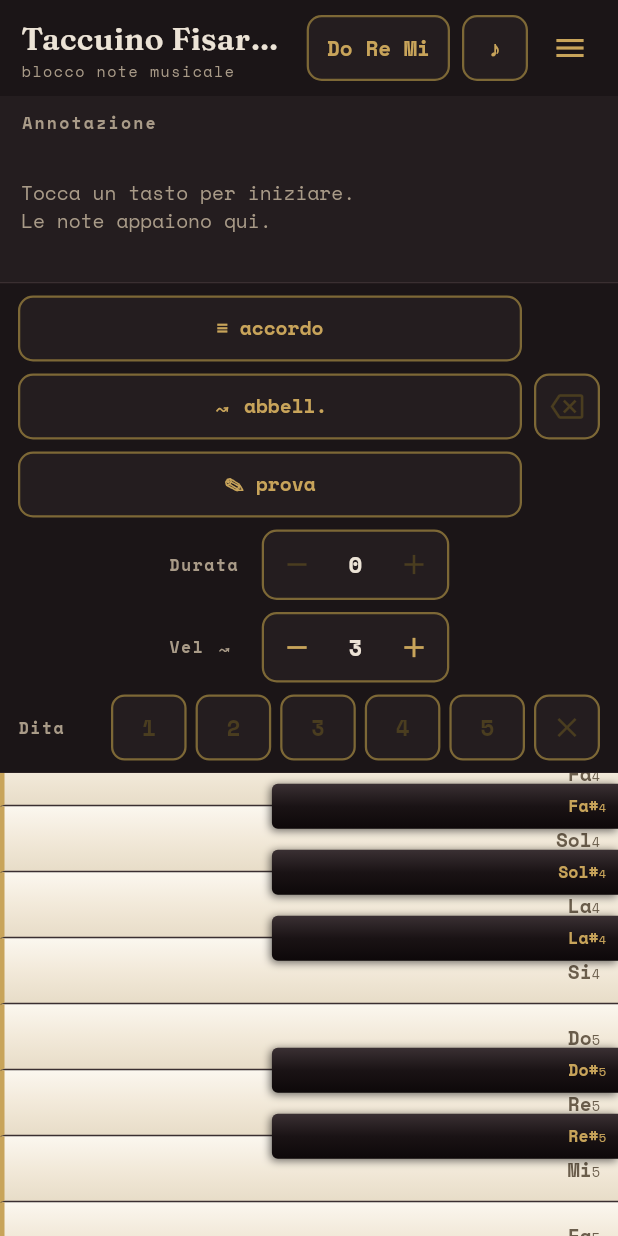
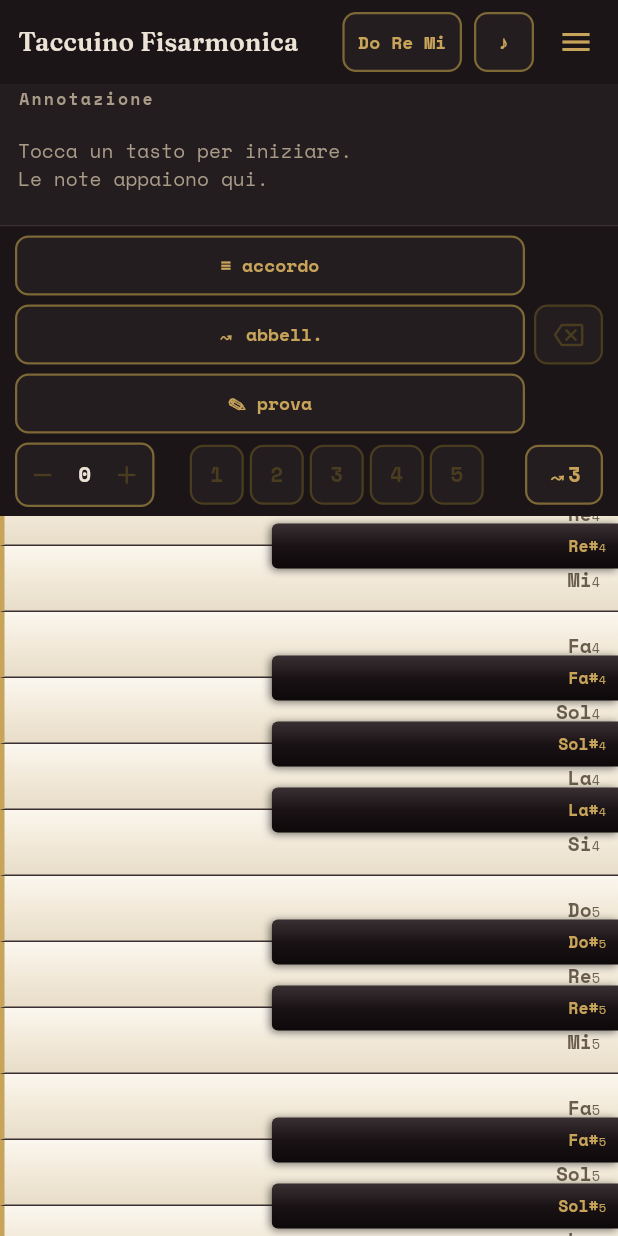
Before and after one commit to ianes1978/Taccuino-Fisarmonica, a Flutter app: the screen it shows after launch, on a phone screen of 412 x 824 dp. Run offline on Flutter 3.47's test engine with Material 3 defaults, Android fonts, the phone set to English and light mode, and no system bars; our stand-ins replace file_picker, google_fonts, pdf, printing, shared_preferences, web; missing offline and left inert: file_saver, flutter_soloud.

Commit message:
UI compatta: zona comandi su due righe, più spazio alla tastiera
- Barra controlli: riga 1 modalità (accordo/abbell./prova) + cancella;
  riga 2 durata (- n +), dita 1..5 (ri-tocco = toglie, via il pulsante X)
  e chip di velocità che cicla 1..5 con un tocco.
- Header ridotto (senza sottotitolo, toggle più piccoli).
- Striscia annotazione più bassa (68px) con pulsanti compatti.

Co-Authored-By: Claude Opus 4.8 <noreply@anthropic.com>
Claude-Session: https://claude.ai/code/session_01Uho1DnpavT3qTZ87eVMS1t

```diff
--- a/lib/screens/home_screen.dart
+++ b/lib/screens/home_screen.dart
@@ -51,24 +51,14 @@ class _Header extends StatelessWidget {
   Widget build(BuildContext context) {
     return Container(
       color: Palette.bg,
-      padding: const EdgeInsets.fromLTRB(14, 8, 8, 8),
+      padding: const EdgeInsets.fromLTRB(12, 4, 4, 4),
       child: Row(
         children: [
           Expanded(
-            child: Column(
-              crossAxisAlignment: CrossAxisAlignment.start,
-              mainAxisSize: MainAxisSize.min,
-              children: [
-                Text('Taccuino Fisarmonica',
-                    maxLines: 1,
-                    overflow: TextOverflow.ellipsis,
-                    style: display(size: 21, weight: FontWeight.w600)),
-                Text('blocco note musicale',
-                    maxLines: 1,
-                    overflow: TextOverflow.ellipsis,
-                    style: mono(size: 10, color: Palette.muted, spacing: 1)),
-              ],
-            ),
+            child: Text('Taccuino Fisarmonica',
+                maxLines: 1,
+                overflow: TextOverflow.ellipsis,
+                style: display(size: 17, weight: FontWeight.w600)),
           ),
           _HeaderToggle(
             label: state.italian ? 'Do Re Mi' : 'C D E',
@@ -546,12 +536,12 @@ class _HeaderToggle extends StatelessWidget {
           onTap: onTap,
           borderRadius: BorderRadius.circular(10),
           child: Container(
-            constraints: const BoxConstraints(minWidth: 44, minHeight: 44),
-            padding: const EdgeInsets.symmetric(horizontal: 12),
+            constraints: const BoxConstraints(minWidth: 40, minHeight: 40),
+            padding: const EdgeInsets.symmetric(horizontal: 9),
             alignment: Alignment.center,
             decoration: BoxDecoration(
               color: Palette.panel,
-              borderRadius: BorderRadius.circular(10),
+              borderRadius: BorderRadius.circular(9),
               border: Border.all(
                 color: active ? Palette.brassDim : Palette.brassDeep,
                 width: 1.5,
@@ -560,7 +550,7 @@ class _HeaderToggle extends StatelessWidget {
             child: Text(
               label,
               style: mono(
-                size: 14,
+                size: 12,
                 weight: FontWeight.w700,
                 color: active ? Palette.brass : Palette.muted,
               ),
--- a/lib/state/app_state.dart
+++ b/lib/state/app_state.dart
@@ -107,6 +107,12 @@ class AppState extends ChangeNotifier {
       ornamentSpeed--;
       _commit();
     }
+  }
+
+  /// Cicla la velocità 1 -> 2 -> ... -> 5 -> 1 (per il chip compatto).
+  void cycleOrnamentSpeed() {
+    ornamentSpeed = ornamentSpeed % 5 + 1;
+    _commit();
   }
 
   // --- Voce bersaglio ------------------------------------------------------
--- a/lib/widgets/annotation_strip.dart
+++ b/lib/widgets/annotation_strip.dart
@@ -36,7 +36,7 @@ class AnnotationStrip extends StatelessWidget {
         color: Palette.panel,
         border: Border(bottom: BorderSide(color: Palette.line)),
       ),
-      padding: const EdgeInsets.fromLTRB(14, 10, 8, 10),
+      padding: const EdgeInsets.fromLTRB(12, 2, 4, 6),
       child: Column(
         crossAxisAlignment: CrossAxisAlignment.start,
         mainAxisSize: MainAxisSize.min,
@@ -93,9 +93,9 @@ class AnnotationStrip extends StatelessWidget {
               ],
             ],
           ),
-          const SizedBox(height: 8),
+          const SizedBox(height: 2),
           SizedBox(
-            height: 80,
+            height: 68,
             child: empty
                 ? Align(
                     alignment: Alignment.centerLeft,
@@ -162,12 +162,14 @@ class _HeaderButton extends StatelessWidget {
     return IconButton(
       onPressed: onTap,
       tooltip: tooltip,
+      visualDensity: VisualDensity.compact,
+      padding: const EdgeInsets.all(6),
       icon: Icon(icon,
           size: 20, color: filled ? Palette.bg : Palette.brass),
       style: filled
           ? IconButton.styleFrom(backgroundColor: Palette.brass)
           : null,
-      constraints: const BoxConstraints(minWidth: 44, minHeight: 44),
+      constraints: const BoxConstraints(minWidth: 38, minHeight: 38),
     );
   }
 }
--- a/lib/widgets/control_bar.dart
+++ b/lib/widgets/control_bar.dart
@@ -4,7 +4,9 @@ import 'package:flutter/services.dart';
 import '../state/app_state.dart';
 import '../theme.dart';
 
-/// Barra controlli: modalità (accordo, prova), durata, diteggiatura, cancella.
+/// Barra controlli compatta su due righe:
+///  1) modalità (accordo, abbellimento, prova) + cancella
+///  2) durata (− n +), dita 1..5 (ri-tocco = toglie), velocità ↝ (cicla 1..5)
 class ControlBar extends StatelessWidget {
   final AppState state;
   const ControlBar({super.key, required this.state});
@@ -14,17 +16,16 @@ class ControlBar extends StatelessWidget {
     final hasTarget = state.targetEntry != null;
     return Container(
       color: Palette.bg,
-      padding: const EdgeInsets.symmetric(horizontal: 12, vertical: 8),
+      padding: const EdgeInsets.symmetric(horizontal: 10, vertical: 6),
       child: Column(
         mainAxisSize: MainAxisSize.min,
         children: [
-          // Riga modalità
           Row(
             children: [
               Expanded(
                 child: Wrap(
-                  spacing: 8,
-                  runSpacing: 8,
+                  spacing: 6,
+                  runSpacing: 6,
                   children: [
                     _ToggleChip(
                       label: '≡ accordo',
@@ -53,66 +54,90 @@ class ControlBar extends StatelessWidget {
                   ],
                 ),
               ),
-              const SizedBox(width: 8),
-              _IconAction(
-                icon: Icons.backspace_outlined,
+              const SizedBox(width: 6),
+              _SquareBtn(
+                width: 46,
                 tooltip: 'Cancella voce',
                 enabled: hasTarget,
                 onTap: () {
                   HapticFeedback.mediumImpact();
                   state.deleteTarget();
                 },
+                child: Icon(Icons.backspace_outlined,
+                    size: 20,
+                    color: hasTarget ? Palette.brass : Palette.brassDeep),
               ),
             ],
           ),
-          const SizedBox(height: 8),
-          // Riga durata + velocità abbellimento
-          Wrap(
-            spacing: 16,
-            runSpacing: 8,
-            crossAxisAlignment: WrapCrossAlignment.center,
-            children: [
-              Row(mainAxisSize: MainAxisSize.min, children: [
-                _GroupLabel('Durata'),
-                const SizedBox(width: 8),
-                _DurationGroup(state: state, enabled: hasTarget),
-              ]),
-              Row(mainAxisSize: MainAxisSize.min, children: [
-                _GroupLabel('Vel ↝'),
-                const SizedBox(width: 8),
-                _SpeedGroup(state: state),
-              ]),
-            ],
-          ),
-          const SizedBox(height: 8),
-          // Riga diteggiatura
+          const SizedBox(height: 6),
           Row(
             children: [
-              _GroupLabel('Dita'),
-              const SizedBox(width: 8),
-              Expanded(child: _FingerGroup(state: state, enabled: hasTarget)),
+              // Durata: − n +
+              _StepperGroup(
+                value: state.targetEntry?.len ?? 0,
+                enabled: hasTarget,
+                min: 0,
+                max: 8,
+                decTooltip: 'Meno durata',
+                incTooltip: 'Più durata',
+                onDec: () {
+                  HapticFeedback.lightImpact();
+                  state.decLen();
+                },
+                onInc: () {
+                  HapticFeedback.lightImpact();
+                  state.incLen();
+                },
+              ),
+              const Spacer(),
+              // Dita 1..5: ri-toccare il dito attivo lo toglie.
+              for (var f = 1; f <= 5; f++)
+                Padding(
+                  padding: const EdgeInsets.only(right: 4),
+                  child: _SquareBtn(
+                    width: 36,
+                    tooltip: 'Dito $f',
+                    enabled: hasTarget,
+                    active: state.currentFinger == f,
+                    onTap: () {
+                      HapticFeedback.lightImpact();
+                      if (state.currentFinger == f) {
+                        state.clearFinger();
+                      } else {
+                        state.setFinger(f);
+                      }
+                    },
+                    child: Text(
+                      '$f',
+                      style: mono(
+                        size: 14,
+                        weight: FontWeight.w700,
+                        color: state.currentFinger == f
+                            ? Palette.bg
+                            : (hasTarget ? Palette.brass : Palette.brassDeep),
+                      ),
+                    ),
+                  ),
+                ),
+              const Spacer(),
+              // Velocità abbellimenti: un chip che cicla 1..5.
+              _SquareBtn(
+                width: 52,
+                tooltip: 'Velocità abbellimenti (1..5)',
+                enabled: true,
+                onTap: () {
+                  HapticFeedback.selectionClick();
+                  state.cycleOrnamentSpeed();
+                },
+                child: Text(
+                  '↝${state.ornamentSpeed}',
+                  style: mono(
+                      size: 14, weight: FontWeight.w700, color: Palette.brass),
+                ),
+              ),
             ],
           ),
         ],
-      ),
-    );
-  }
-}
-
-class _GroupLabel extends StatelessWidget {
-  final String text;
-  const _GroupLabel(this.text);
-  @override
-  Widget build(BuildContext context) {
-    return SizedBox(
-      width: 54,
-      child: Text(
-        text,
-        style: mono(
-            size: 11,
-            color: Palette.muted,
-            weight: FontWeight.w700,
-            spacing: 1),
       ),
     );
   }
@@ -132,21 +157,21 @@ class _ToggleChip extends StatelessWidget {
       toggled: active,
       child: InkWell(
         onTap: onTap,
-        borderRadius: BorderRadius.circular(10),
+        borderRadius: BorderRadius.circular(9),
         child: Container(
-          constraints: const BoxConstraints(minHeight: 44),
-          padding: const EdgeInsets.symmetric(horizontal: 12),
+          constraints: const BoxConstraints(minHeight: 40),
+          padding: const EdgeInsets.symmetric(horizontal: 10),
           alignment: Alignment.center,
           decoration: BoxDecoration(
             color: active ? Palette.brass : Palette.panel,
-            borderRadius: BorderRadius.circular(10),
+            borderRadius: BorderRadius.circular(9),
             border: Border.all(
                 color: active ? Palette.brass : Palette.brassDim, width: 1.5),
           ),
           child: Text(
             label,
             style: mono(
-              size: 13,
+              size: 12,
               weight: FontWeight.w700,
               color: active ? Palette.bg : Palette.brass,
             ),
@@ -157,221 +182,112 @@ class _ToggleChip extends StatelessWidget {
   }
 }
 
-class _DurationGroup extends StatelessWidget {
-  final AppState state;
+/// Pulsante quadrato compatto (40 px di altezza).
+class _SquareBtn extends StatelessWidget {
+  final double width;
+  final String tooltip;
   final bool enabled;
-  const _DurationGroup({required this.state, required this.enabled});
-
-  @override
-  Widget build(BuildContext context) {
-    final len = state.targetEntry?.len ?? 0;
-    return Container(
-      decoration: BoxDecoration(
-        color: Palette.panel,
-        borderRadius: BorderRadius.circular(10),
-        border: Border.all(color: Palette.brassDim, width: 1.5),
-      ),
-      child: Row(
-        mainAxisSize: MainAxisSize.min,
-        children: [
-          _IconAction(
-            icon: Icons.remove,
-            tooltip: 'Meno durata',
-            enabled: enabled && len > 0,
-            flat: true,
-            onTap: () {
-              HapticFeedback.lightImpact();
-              state.decLen();
-            },
-          ),
-          Container(
-            width: 34,
-            alignment: Alignment.center,
-            child: Text('$len',
-                style: mono(size: 15, weight: FontWeight.w700)),
-          ),
-          _IconAction(
-            icon: Icons.add,
-            tooltip: 'Più durata',
-            enabled: enabled && len < 8,
-            flat: true,
-            onTap: () {
-              HapticFeedback.lightImpact();
-              state.incLen();
-            },
-          ),
-        ],
-      ),
-    );
-  }
-}
-
-class _SpeedGroup extends StatelessWidget {
-  final AppState state;
-  const _SpeedGroup({required this.state});
-
-  @override
-  Widget build(BuildContext context) {
-    final v = state.ornamentSpeed;
-    return Container(
-      decoration: BoxDecoration(
-        color: Palette.panel,
-        borderRadius: BorderRadius.circular(10),
-        border: Border.all(color: Palette.brassDim, width: 1.5),
-      ),
-      child: Row(
-        mainAxisSize: MainAxisSize.min,
-        children: [
-          _IconAction(
-            icon: Icons.remove,
-            tooltip: 'Più lento',
-            enabled: v > 1,
-            flat: true,
-            onTap: () {
-              HapticFeedback.lightImpact();
-              state.decOrnamentSpeed();
-            },
-          ),
-          Container(
-            width: 34,
-            alignment: Alignment.center,
-            child: Text('$v', style: mono(size: 15, weight: FontWeight.w700)),
-          ),
-          _IconAction(
-            icon: Icons.add,
-            tooltip: 'Più veloce',
-            enabled: v < 5,
-            flat: true,
-            onTap: () {
-              HapticFeedback.lightImpact();
-              state.incOrnamentSpeed();
-            },
-          ),
-        ],
-      ),
-    );
-  }
-}
-
-class _FingerGroup extends StatelessWidget {
-  final AppState state;
-  final bool enabled;
-  const _FingerGroup({required this.state, required this.enabled});
-
-  @override
-  Widget build(BuildContext context) {
-    final current = state.currentFinger;
-    return Row(
-      children: [
-        for (var f = 1; f <= 5; f++)
-          Expanded(
-            child: Padding(
-              padding: const EdgeInsets.only(right: 6),
-              child: _FingerButton(
-                finger: f,
-                active: current == f,
-                enabled: enabled,
-                onTap: () {
-                  HapticFeedback.lightImpact();
-                  state.setFinger(f);
-                },
-              ),
-            ),
-          ),
-        _IconAction(
-          icon: Icons.close,
-          tooltip: 'Togli dito',
-          enabled: enabled && current != null,
-          onTap: () {
-            HapticFeedback.lightImpact();
-            state.clearFinger();
-          },
-        ),
-      ],
-    );
-  }
-}
-
-class _FingerButton extends StatelessWidget {
-  final int finger;
   final bool active;
-  final bool enabled;
   final VoidCallback onTap;
-  const _FingerButton({
-    required this.finger,
-    required this.active,
+  final Widget child;
+  const _SquareBtn({
+    required this.width,
+    required this.tooltip,
     required this.enabled,
     required this.onTap,
+    required this.child,
+    this.active = false,
   });
 
   @override
   Widget build(BuildContext context) {
-    final color = active
-        ? Palette.bg
-        : (enabled ? Palette.brass : Palette.brassDeep);
     return Semantics(
       button: true,
       enabled: enabled,
-      label: 'Dito $finger',
+      label: tooltip,
       child: InkWell(
         onTap: enabled ? onTap : null,
         borderRadius: BorderRadius.circular(9),
         child: Container(
-          constraints: const BoxConstraints(minHeight: 44),
+          width: width,
+          height: 40,
           alignment: Alignment.center,
           decoration: BoxDecoration(
             color: active ? Palette.brass : Palette.panel,
             borderRadius: BorderRadius.circular(9),
             border: Border.all(
-              color: active ? Palette.brass : Palette.brassDim,
+              color: active
+                  ? Palette.brass
+                  : (enabled ? Palette.brassDim : Palette.brassDeep),
               width: 1.5,
             ),
           ),
-          child: Text('$finger',
-              style: mono(size: 15, weight: FontWeight.w700, color: color)),
+          child: child,
         ),
       ),
     );
   }
 }
 
-class _IconAction extends StatelessWidget {
-  final IconData icon;
-  final String tooltip;
+/// Gruppo − n + compatto.
+class _StepperGroup extends StatelessWidget {
+  final int value;
   final bool enabled;
-  final bool flat;
-  final VoidCallback onTap;
-  const _IconAction({
-    required this.icon,
-    required this.tooltip,
+  final int min;
+  final int max;
+  final String decTooltip;
+  final String incTooltip;
+  final VoidCallback onDec;
+  final VoidCallback onInc;
+  const _StepperGroup({
+    required this.value,
     required this.enabled,
-    required this.onTap,
-    this.flat = false,
+    required this.min,
+    required this.max,
+    required this.decTooltip,
+    required this.incTooltip,
+    required this.onDec,
+    required this.onInc,
   });
 
   @override
   Widget build(BuildContext context) {
-    final color = enabled ? Palette.brass : Palette.brassDeep;
-    final child = Container(
-      constraints: const BoxConstraints(minWidth: 44, minHeight: 44),
-      alignment: Alignment.center,
-      decoration: flat
-          ? null
-          : BoxDecoration(
-              color: Palette.panel,
-              borderRadius: BorderRadius.circular(10),
-              border: Border.all(color: Palette.brassDim, width: 1.5),
+    Widget btn(IconData icon, String tip, bool on, VoidCallback tap) {
+      return Semantics(
+        button: true,
+        enabled: on,
+        label: tip,
+        child: InkWell(
+          onTap: on ? tap : null,
+          child: SizedBox(
+            width: 34,
+            height: 40,
+            child: Icon(icon,
+                size: 20, color: on ? Palette.brass : Palette.brassDeep),
+          ),
+        ),
+      );
+    }
+
+    return Container(
+      decoration: BoxDecoration(
+        color: Palette.panel,
+        borderRadius: BorderRadius.circular(9),
+        border: Border.all(color: Palette.brassDim, width: 1.5),
+      ),
+      child: Row(
+        mainAxisSize: MainAxisSize.min,
+        children: [
+          btn(Icons.remove, decTooltip, enabled && value > min, onDec),
+          SizedBox(
+            width: 22,
+            child: Center(
+              child: Text('$value',
+                  style: mono(size: 14, weight: FontWeight.w700)),
             ),
-      child: Icon(icon, color: color, size: 22),
-    );
-    return Semantics(
-      button: true,
-      enabled: enabled,
-      label: tooltip,
-      child: InkWell(
-        onTap: enabled ? onTap : null,
-        borderRadius: BorderRadius.circular(10),
-        child: child,
+          ),
+          btn(Icons.add, incTooltip, enabled && value < max, onInc),
+        ],
       ),
     );
   }
```
